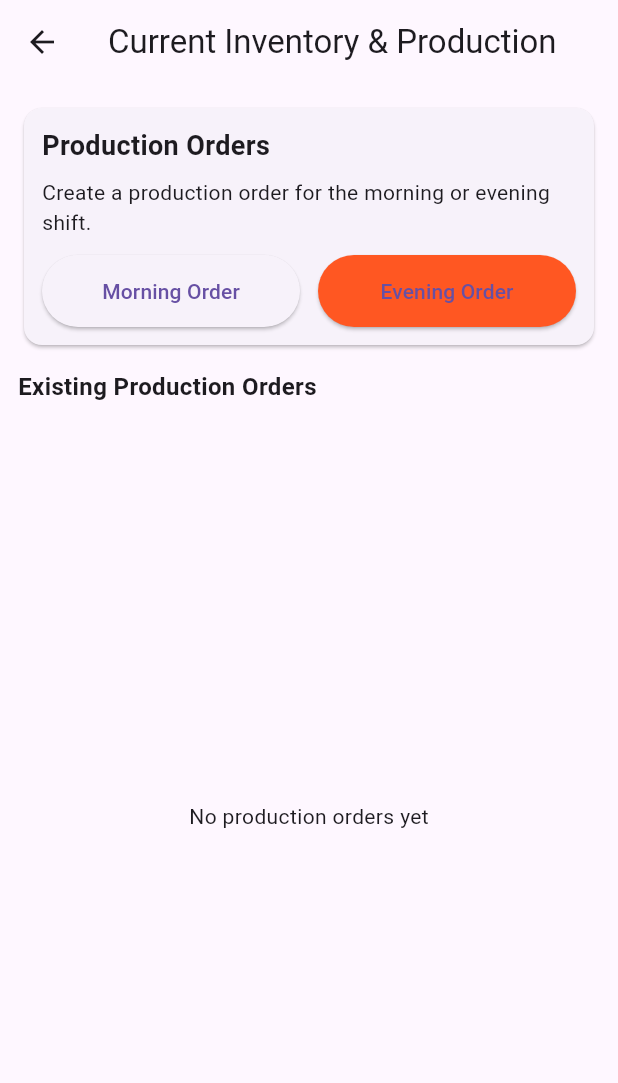
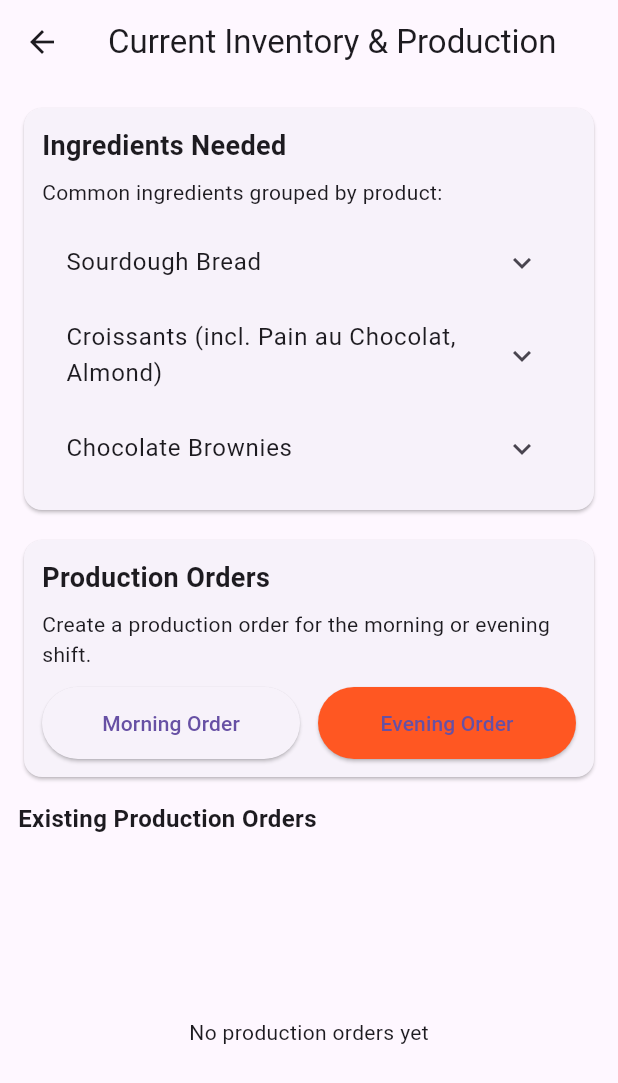
Before and after one commit to jy23aau/food_doc_2_1, a Flutter app: the CurrentInventoryScreen screen opened directly, on a phone screen of 412 x 824 dp. Shown: the top 1083 px of the screen. Run offline on Flutter 3.47's test engine with Material 3 defaults, Android fonts, the phone set to English and light mode, and no system bars; our stand-ins replace cloud_firestore, firebase_auth, firebase_core, firebase_messaging, firebase_storage, flutter_local_notifications and 5 more; missing offline and left inert: google_mlkit_text_recognition; accounts and stored records are empty; network calls fail.

Commit message:
UI: Add Ingredients Needed section to Current Inventory (Sourdough, Croissants, Brownies)

```diff
--- a/lib/screens/inventory_screen.dart
+++ b/lib/screens/inventory_screen.dart
@@ -55,6 +55,60 @@ class _CurrentInventoryScreenState extends State<CurrentInventoryScreen> {
         child: Column(
           crossAxisAlignment: CrossAxisAlignment.stretch,
           children: [
+            // Ingredients needed for bakery items
+            Card(
+              child: Padding(
+                padding: const EdgeInsets.all(12.0),
+                child: Column(
+                  crossAxisAlignment: CrossAxisAlignment.stretch,
+                  children: [
+                    const Text('Ingredients Needed', style: TextStyle(fontSize: 18, fontWeight: FontWeight.bold)),
+                    const SizedBox(height: 8),
+                    const Text('Common ingredients grouped by product:'),
+                    const SizedBox(height: 8),
+                    ExpansionTile(
+                      title: const Text('Sourdough Bread'),
+                      children: const [
+                        ListTile(title: Text('Strong white bread flour')),
+                        ListTile(title: Text('Wholemeal flour')),
+                        ListTile(title: Text('Water')),
+                        ListTile(title: Text('Salt')),
+                        ListTile(title: Text('Sourdough starter')),
+                      ],
+                    ),
+                    ExpansionTile(
+                      title: const Text('Croissants (incl. Pain au Chocolat, Almond)'),
+                      children: const [
+                        ListTile(title: Text('Strong flour')),
+                        ListTile(title: Text('Milk')),
+                        ListTile(title: Text('Sugar')),
+                        ListTile(title: Text('Salt')),
+                        ListTile(title: Text('Butter (dough & lamination)')),
+                        ListTile(title: Text('Sourdough starter')),
+                        ListTile(title: Text('Chocolate')),
+                        ListTile(title: Text('Almond extract')),
+                        ListTile(title: Text('Ground almonds')),
+                      ],
+                    ),
+                    ExpansionTile(
+                      title: const Text('Chocolate Brownies'),
+                      children: const [
+                        ListTile(title: Text('Flour (all-purpose)')),
+                        ListTile(title: Text('Sugar')),
+                        ListTile(title: Text('Cocoa solids')),
+                        ListTile(title: Text('Eggs')),
+                        ListTile(title: Text('Unsalted butter')),
+                        ListTile(title: Text('Chocolate')),
+                        ListTile(title: Text('Vanilla extract')),
+                        ListTile(title: Text('Icing sugar')),
+                        ListTile(title: Text('Salt')),
+                      ],
+                    ),
+                  ],
+                ),
+              ),
+            ),
+            const SizedBox(height: 12),
             Card(
               child: Padding(
                 padding: const EdgeInsets.all(12.0),
```
